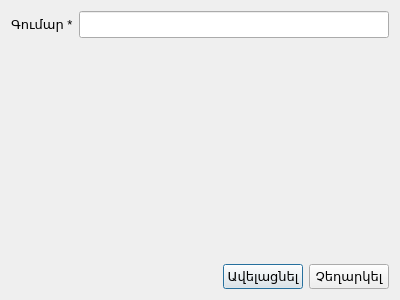
Above: src/addstoragecosts.ui from ADCompany/AD-Farm before the change. Below: the same form after it.
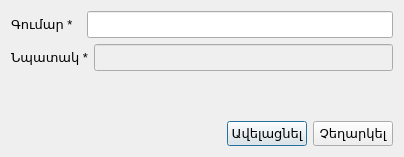
That is the form after the change. Icons and pictures are not drawn.

Commit message: Add info text in costs dialog, storages costs are added together.

Patch:
```diff
--- a/src/addstoragecosts.ui
+++ b/src/addstoragecosts.ui
@@ -6,8 +6,8 @@
    <rect>
     <x>0</x>
     <y>0</y>
-    <width>400</width>
-    <height>300</height>
+    <width>404</width>
+    <height>157</height>
    </rect>
   </property>
   <property name="windowTitle">
@@ -28,8 +28,27 @@
        </property>
       </widget>
      </item>
+     <item>
+      <spacer name="horizontalSpacer">
+       <property name="orientation">
+        <enum>Qt::Horizontal</enum>
+       </property>
+       <property name="sizeType">
+        <enum>QSizePolicy::Fixed</enum>
+       </property>
+       <property name="sizeHint" stdset="0">
+        <size>
+         <width>8</width>
+         <height>20</height>
+        </size>
+       </property>
+      </spacer>
+     </item>
      <item>
       <widget class="QLineEdit" name="editCosts">
+       <property name="enabled">
+        <bool>true</bool>
+       </property>
        <property name="font">
         <font>
          <pointsize>12</pointsize>
@@ -43,6 +62,37 @@
     </layout>
    </item>
    <item row="1" column="0">
+    <layout class="QHBoxLayout" name="horizontalLayout_3">
+     <item>
+      <widget class="QLabel" name="lblInfoText">
+       <property name="font">
+        <font>
+         <pointsize>10</pointsize>
+        </font>
+       </property>
+       <property name="text">
+        <string>Նպատակ *</string>
+       </property>
+      </widget>
+     </item>
+     <item>
+      <widget class="QLineEdit" name="editInfoText">
+       <property name="enabled">
+        <bool>false</bool>
+       </property>
+       <property name="font">
+        <font>
+         <pointsize>12</pointsize>
+        </font>
+       </property>
+       <property name="maxLength">
+        <number>30</number>
+       </property>
+      </widget>
+     </item>
+    </layout>
+   </item>
+   <item row="2" column="0">
     <spacer name="verticalSpacer">
      <property name="orientation">
       <enum>Qt::Vertical</enum>
@@ -55,7 +105,7 @@
      </property>
     </spacer>
    </item>
-   <item row="2" column="0">
+   <item row="3" column="0">
     <layout class="QHBoxLayout" name="horizontalLayout_2">
      <item>
       <spacer name="horizontalSpacer_4">
```
The commit also changes 7 other files.
